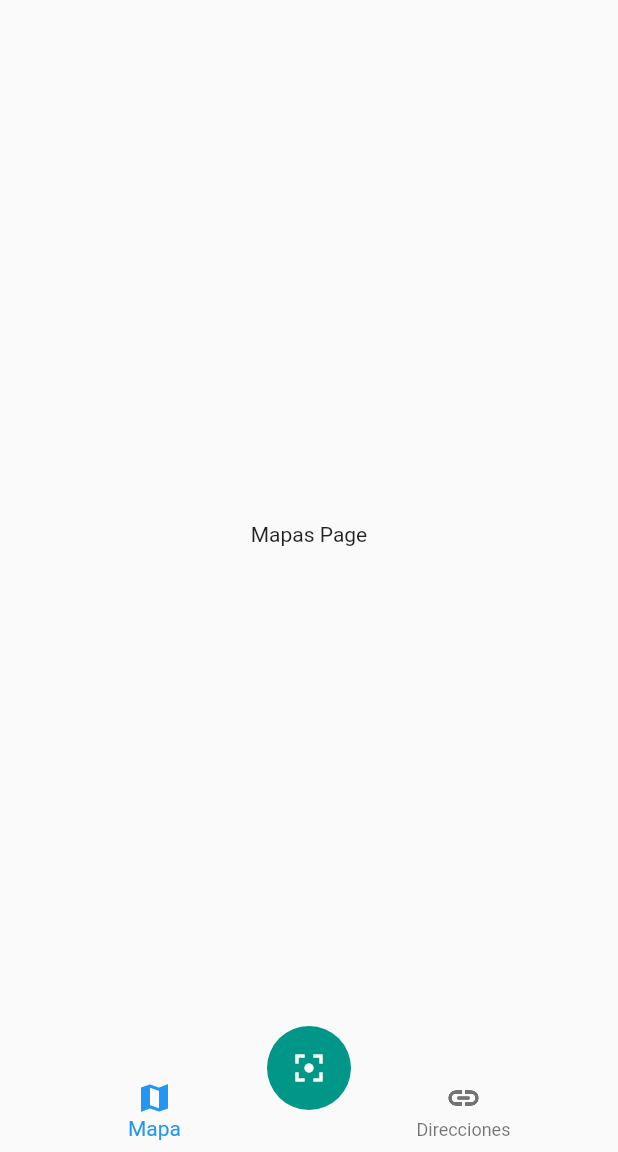
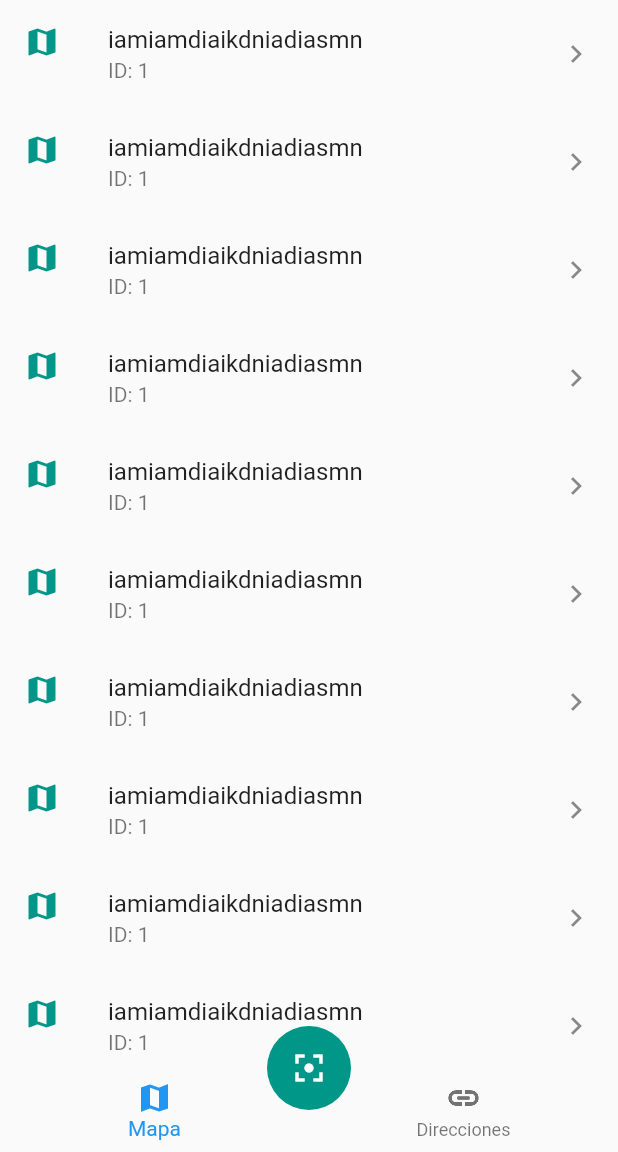
Before and after one commit to JHORJE18/Flutter_QRScanner, a Flutter app: the screen it shows after launch, on a phone screen of 412 x 824 dp, the part 84-1236 px from its top. Run offline on Flutter 3.47's test engine with Material 2 defaults, Android fonts, the phone set to English and light mode, and no system bars; our stand-ins replace sqflite; missing offline and left inert: flutter_barcode_scanner; accounts and stored records are empty.

Commit message:
Mostrar Scans UI

```diff
--- a/lib/pages/listMap_page.dart
+++ b/lib/pages/listMap_page.dart
@@ -3,8 +3,18 @@ import 'package:flutter/material.dart';
 class MapsPage extends StatelessWidget {
   @override
   Widget build(BuildContext context) {
-    return Center(
-      child: Text('Mapas Page'),
+    return ListView.builder(
+      itemCount: 10,
+      itemBuilder: (_, i) => ListTile(
+        leading: Icon(
+          Icons.map,
+          color: Theme.of(context).primaryColor,
+        ),
+        title: Text('iamiamdiaikdniadiasmn'),
+        subtitle: Text('ID: 1'),
+        trailing: Icon(Icons.keyboard_arrow_right),
+        onTap: () => print('Abrir algo'),
+      ),
     );
   }
 }
```
